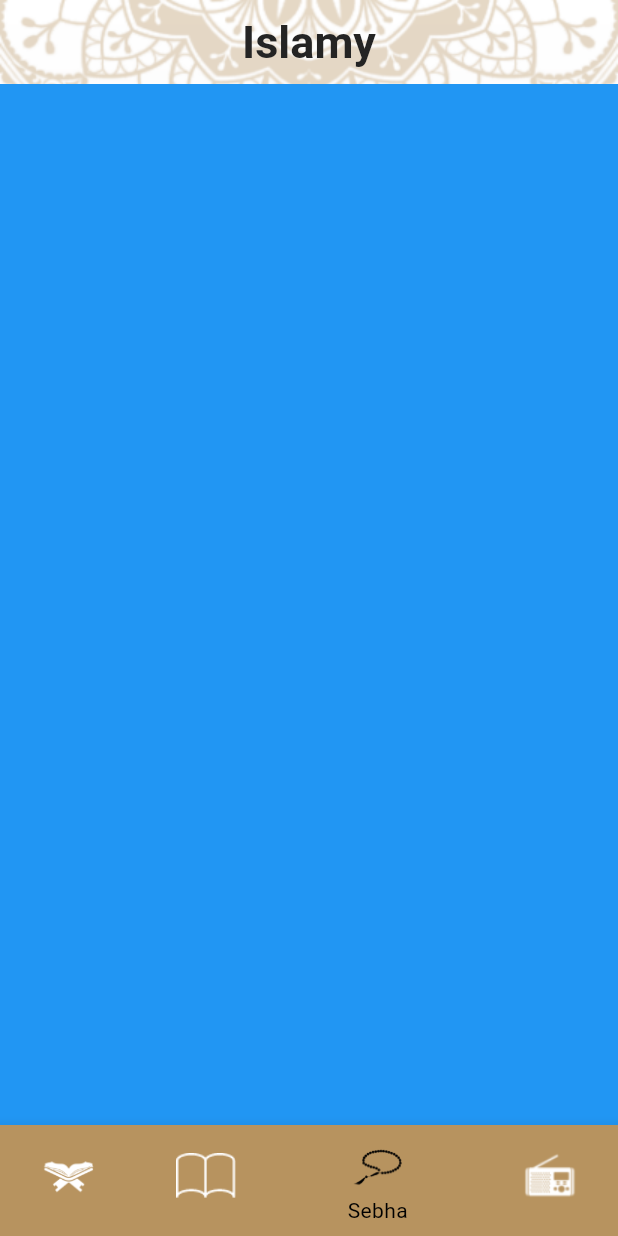
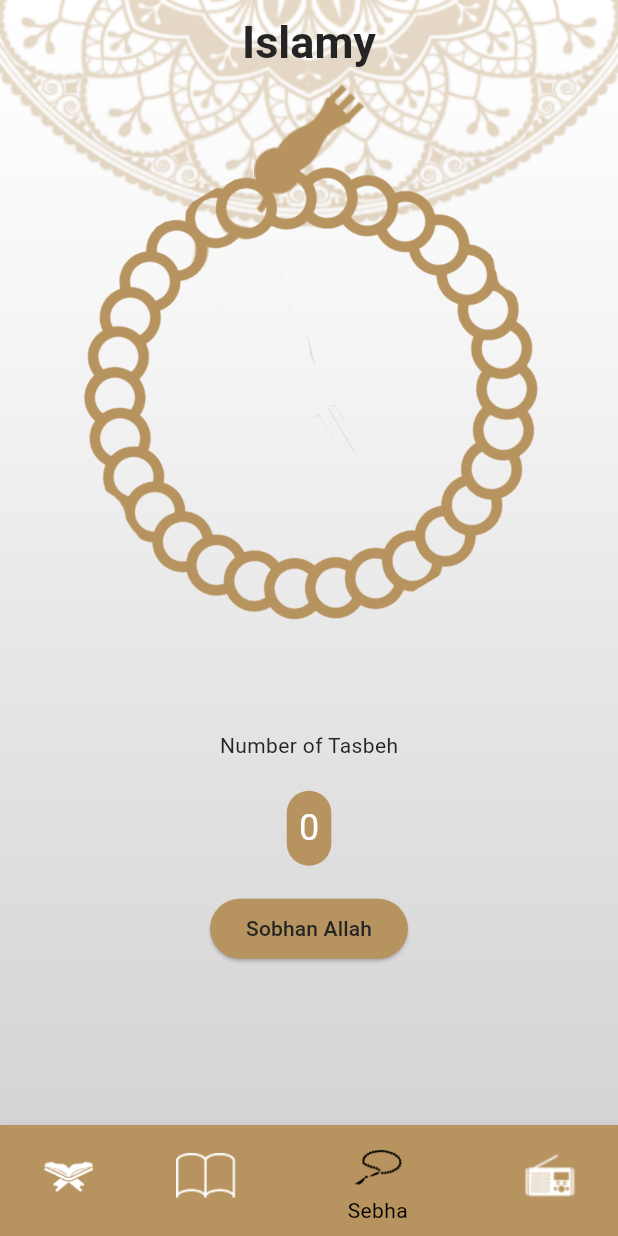
Before and after one commit to AliSamir070/islami-c11-maadi, a Flutter app: the screen it shows after launch, item 3 of the bottom bar chosen, on a phone screen of 412 x 824 dp. Run offline on Flutter 3.47's test engine with Material 3 defaults, Android fonts, the phone set to English and light mode, and no system bars.

Commit message:
+ finish sebha tab

```diff
--- a/lib/ui/home/home_screen.dart
+++ b/lib/ui/home/home_screen.dart
@@ -2,7 +2,7 @@ import 'package:flutter/material.dart';
 import 'package:islamy_c11_maadi/ui/home/tabs/hadeth_tab.dart';
 import 'package:islamy_c11_maadi/ui/home/tabs/quran_tab.dart';
 import 'package:islamy_c11_maadi/ui/home/tabs/radio_tab.dart';
-import 'package:islamy_c11_maadi/ui/home/tabs/sebha_tab.dart';
+import 'package:islamy_c11_maadi/ui/home/tabs/sebhatab.dart';
 
 class HomeScreen extends StatefulWidget {
   static const String routename = "Home";
--- a/lib/ui/home/tabs/hadeth_tab.dart
+++ b/lib/ui/home/tabs/hadeth_tab.dart
@@ -30,7 +30,7 @@ class _HadethTabState extends State<HadethTab> {
           decoration: BoxDecoration(
             border: Border(
               top: BorderSide(
-                color: Theme.of(context).colorScheme.primary,
+                  color: Theme.of(context).colorScheme.primary,
                 width: 2
               ),
               bottom: BorderSide(
--- a/lib/ui/home/tabs/sebha_tab.dart
+++ /dev/null
@@ -1,10 +0,0 @@
-import 'package:flutter/material.dart';
-
-class SebhaTab extends StatelessWidget {
-  const SebhaTab({super.key});
-
-  @override
-  Widget build(BuildContext context) {
-    return Container(color: Colors.blue,);
-  }
-}
--- /dev/null
+++ b/lib/ui/home/tabs/sebhatab.dart
@@ -0,0 +1,102 @@
+import 'package:flutter/material.dart';
+
+class SebhaTab extends StatefulWidget {
+  const SebhaTab({super.key});
+
+  @override
+  _SebhaTabState createState() => _SebhaTabState();
+}
+
+class _SebhaTabState extends State<SebhaTab> {
+  int counter = 0;
+  String buttonText = "Sobhan Allah";
+  double scale = 1.0;
+
+  void _incrementCounter() {
+    setState(() {
+      counter++;
+      if (counter == 30) {
+        counter = 0;
+        if (buttonText == "Sobhan Allah") {
+          buttonText = "Alhamdulillah";
+        } else if (buttonText == "Alhamdulillah") {
+          buttonText = "Allah Akbar";
+        } else {
+          buttonText = "Sobhan Allah";
+        }
+      }
+    });
+  }
+
+  void _animateImage() {
+    setState(() {
+      scale = 1.2;
+    });
+    Future.delayed(const Duration(milliseconds: 300), () {
+      setState(() {
+        scale = 1.0;
+      });
+    });
+  }
+
+  @override
+  Widget build(BuildContext context) {
+    return Stack(
+      children: [
+        Column(
+          children: [
+            GestureDetector(
+              onTap: () {
+                _animateImage();
+                _incrementCounter();
+              },
+              child: Transform.scale(
+                scale: scale,
+                child: Stack(
+                alignment: Alignment.topCenter,
+                  children: [
+
+                        Image.asset('assets/images/head of seb7a.png'),
+                      Image.asset('assets/images/body of seb7a.png'),
+                    ],
+                  ),
+                ),
+              ),
+
+            const SizedBox(height: 20),
+            const Text(
+              "Number of Tasbeh",
+              style: TextStyle(color: Color(0xff242424)),
+            ),
+            const SizedBox(height: 20),
+            Container(
+              padding: const EdgeInsets.all(8),
+              decoration: BoxDecoration(
+                color: Theme.of(context).colorScheme.primary,
+                borderRadius: BorderRadius.circular(16),
+              ),
+              child: Text(
+                '$counter',
+                style: const TextStyle(fontSize: 24, color: Colors.white),
+              ),
+            ),
+            const SizedBox(height: 18),
+            ElevatedButton(
+              onPressed: () {
+                _incrementCounter();
+                _animateImage();
+              },
+              child: Text(
+                buttonText,
+                style: const TextStyle(color: Color(0xff242424)),
+              ),
+              style: ElevatedButton.styleFrom(
+                backgroundColor: Theme.of(context).colorScheme.primary,
+              ),
+            ),
+          ],
+        )]);
+
+
+  }
+}
```
Also changed, not shown: assets/images/body of seb7a.png (added), assets/images/head of seb7a.png (added).
